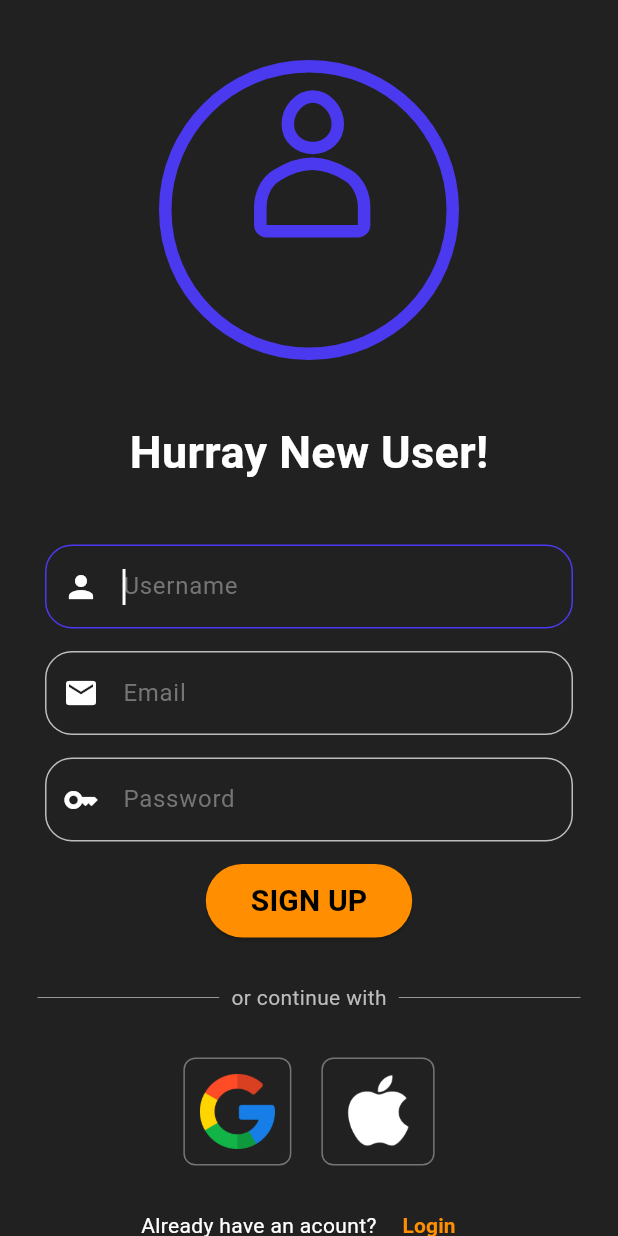
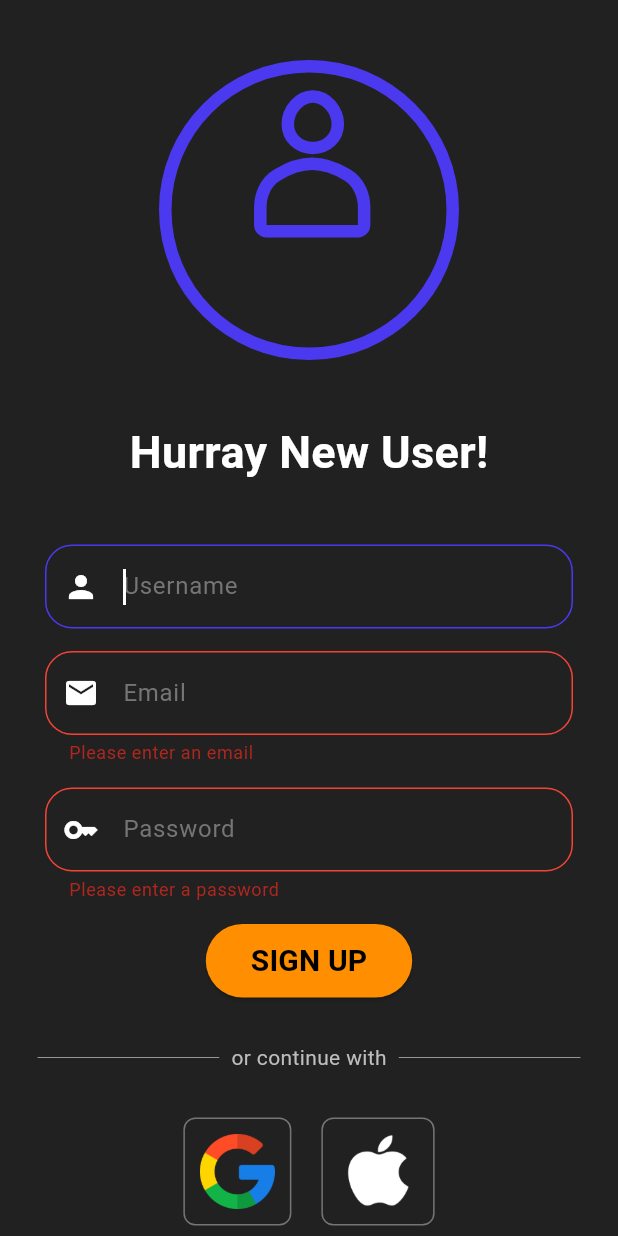
Before and after one commit to prajwalx7/user-authentication_UI, a Flutter app: the LoginScreen screen opened by its route, after a tap on "Sign up", after a tap on "SIGN UP", on a phone screen of 412 x 824 dp. Run offline on Flutter 3.47's test engine with Material 3 defaults, Android fonts, the phone set to English and light mode, and no system bars; our stand-ins replace firebase_auth, firebase_core, google_fonts, lottie, page_transition, swipeable_button_view; accounts and stored records are empty; network calls fail.

Commit message:
signup validation

```diff
--- a/lib/Screens/signup_screen.dart
+++ b/lib/Screens/signup_screen.dart
@@ -14,6 +14,7 @@ class SignupScreen extends StatefulWidget {
 
 class _SignupPageState extends State<SignupScreen> {
   final AuthServices _auth = AuthServices();
+  final _formKey = GlobalKey<FormState>();
 
   final TextEditingController _usernamecontroller = TextEditingController();
   final TextEditingController _emailcontroller = TextEditingController();
@@ -44,6 +45,8 @@ class _SignupPageState extends State<SignupScreen> {
       body: ListView(
         children: [
           SafeArea(
+            child: Form(
+              key: _formKey,
               child: Column(
                 mainAxisAlignment: MainAxisAlignment.center,
                 children: [
@@ -82,7 +85,8 @@ class _SignupPageState extends State<SignupScreen> {
                       decoration: InputDecoration(
                         filled: true,
                         fillColor: Colors.transparent,
-                      prefixIcon: const Icon(Icons.person, color: Colors.white),
+                        prefixIcon:
+                            const Icon(Icons.person, color: Colors.white),
                         labelStyle: const TextStyle(color: buttoncolor),
                         hintText: 'Username',
                         hintStyle: TextStyle(color: Colors.grey.shade600),
@@ -126,7 +130,24 @@ class _SignupPageState extends State<SignupScreen> {
                             color: Color.fromARGB(255, 75, 57, 239),
                           ),
                         ),
+                        errorBorder: OutlineInputBorder(
+                          borderRadius: BorderRadius.circular(18.0),
+                          borderSide: const BorderSide(color: Colors.red),
                         ),
+                        focusedErrorBorder: OutlineInputBorder(
+                          borderRadius: BorderRadius.circular(18.0),
+                          borderSide: const BorderSide(color: Colors.red),
+                        ),
+                      ),
+                      validator: (value) {
+                        if (value == null || value.isEmpty) {
+                          return 'Please enter an email';
+                        }
+                        if (!value.contains('@gmail.com')) {
+                          return 'Please enter a valid email';
+                        }
+                        return null;
+                      },
                     ),
                   ),
                   const SizedBox(height: 15),
@@ -157,8 +178,22 @@ class _SignupPageState extends State<SignupScreen> {
                             color: Color.fromARGB(255, 75, 57, 239),
                           ),
                         ),
+                        errorBorder: OutlineInputBorder(
+                          borderRadius: BorderRadius.circular(18.0),
+                          borderSide: const BorderSide(color: Colors.red),
+                        ),
+                        focusedErrorBorder: OutlineInputBorder(
+                          borderRadius: BorderRadius.circular(18.0),
+                          borderSide: const BorderSide(color: Colors.red),
+                        ),
                       ),
                       obscureText: true,
+                      validator: (value) {
+                        if (value == null || value.isEmpty) {
+                          return 'Please enter a password';
+                        }
+                        return null;
+                      },
                     ),
                   ),
                   const SizedBox(
@@ -258,7 +293,8 @@ class _SignupPageState extends State<SignupScreen> {
                           padding: EdgeInsets.zero,
                         ),
                         onPressed: () {
-                        Navigator.pushReplacementNamed(context, '/loginscreen');
+                          Navigator.pushReplacementNamed(
+                              context, '/loginscreen');
                         },
                         child: const Text(
                           "Login",
@@ -273,12 +309,14 @@ class _SignupPageState extends State<SignupScreen> {
                 ],
               ),
             ),
+          ),
         ],
       ),
     );
   }
 
   void _signUp() async {
+    if (_formKey.currentState?.validate() ?? false) {
       String email = _emailcontroller.text;
       String password = _passwordcontroller.text;
 
@@ -292,3 +330,4 @@ class _SignupPageState extends State<SignupScreen> {
       }
     }
   }
+}
--- a/lib/main.dart
+++ b/lib/main.dart
@@ -6,7 +6,7 @@ import 'package:login_page/Screens/login_screen.dart';
 import 'package:login_page/Screens/signup_screen.dart';
 import 'package:login_page/Screens/startup_screen.dart';
 
-void main() async{
+void main() async {
   WidgetsFlutterBinding.ensureInitialized();
   await Firebase.initializeApp();
   runApp(const MyApp());
@@ -18,17 +18,17 @@ class MyApp extends StatelessWidget {
   @override
   Widget build(BuildContext context) {
     return MaterialApp(
+      initialRoute: '/signupscreen',
       debugShowCheckedModeBanner: false,
       theme: ThemeData(
         primaryColor: maincolor,
         scaffoldBackgroundColor: const Color(0xFF212121),
       ),
       home: const StatrupScreen(),
-
       routes: {
-        '/loginscreen' : (context) => const LoginScreen(),
-        '/signupscreen' : (context) => const SignupScreen(),
-        '/homescreen' : (context) => const HomeScreen(),
+        '/loginscreen': (context) => const LoginScreen(),
+        '/signupscreen': (context) => const SignupScreen(),
+        '/homescreen': (context) => const HomeScreen(),
       },
     );
   }
```
Lines whose indentation alone changed are shown as unchanged.
